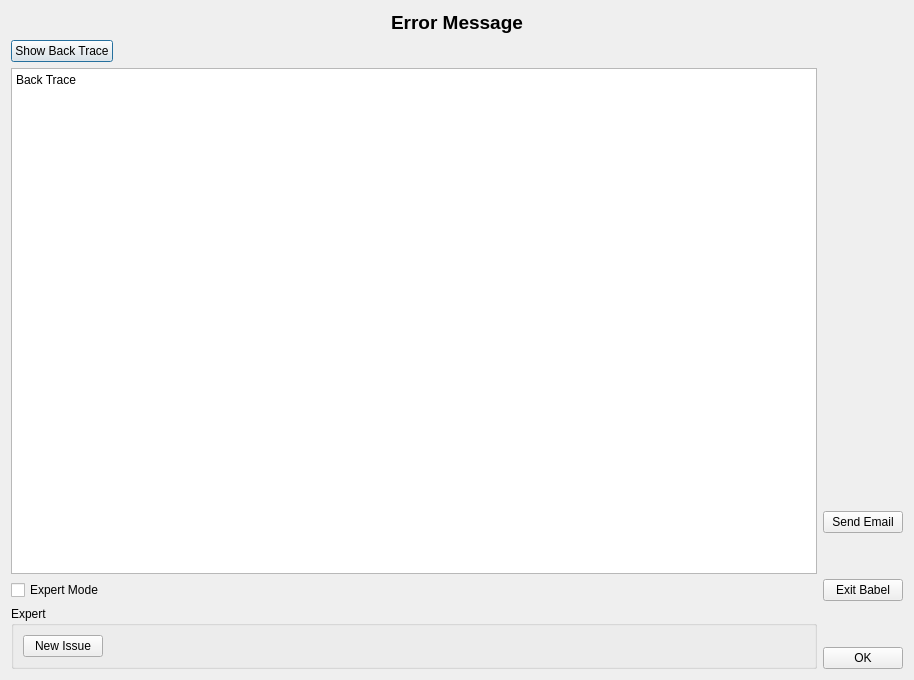
FabriceSalvaire/squirrel, file Babel/GUI/ui/critical_error_form.ui: the form before one commit.
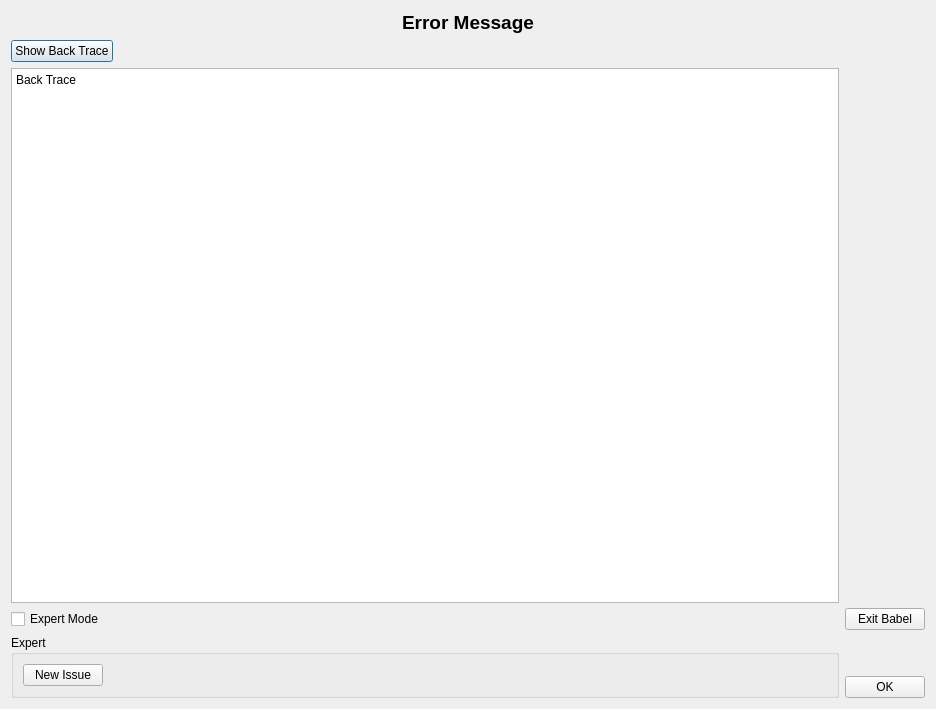
The form after the commit.

Commit message: Removed email and new issue ui files

What changed in the file:
```diff
--- a/Babel/GUI/ui/critical_error_form.ui
+++ b/Babel/GUI/ui/critical_error_form.ui
@@ -9,8 +9,8 @@
    <rect>
     <x>0</x>
     <y>0</y>
-    <width>914</width>
-    <height>680</height>
+    <width>936</width>
+    <height>709</height>
    </rect>
   </property>
   <property name="windowTitle">
@@ -101,8 +101,8 @@
           <string>&lt;!DOCTYPE HTML PUBLIC &quot;-//W3C//DTD HTML 4.0//EN&quot; &quot;http://www.w3.org/TR/REC-html40/strict.dtd&quot;&gt;
 &lt;html&gt;&lt;head&gt;&lt;meta name=&quot;qrichtext&quot; content=&quot;1&quot; /&gt;&lt;style type=&quot;text/css&quot;&gt;
 p, li { white-space: pre-wrap; }
-&lt;/style&gt;&lt;/head&gt;&lt;body style=&quot; font-family:'Sans Serif'; font-size:9pt; font-weight:400; font-style:normal;&quot;&gt;
-&lt;p style=&quot; margin-top:0px; margin-bottom:0px; margin-left:0px; margin-right:0px; -qt-block-indent:0; text-indent:0px;&quot;&gt;Back Trace&lt;/p&gt;&lt;/body&gt;&lt;/html&gt;</string>
+&lt;/style&gt;&lt;/head&gt;&lt;body style=&quot; font-family:'Sans Serif'; font-size:13pt; font-weight:400; font-style:normal;&quot;&gt;
+&lt;p style=&quot; margin-top:0px; margin-bottom:0px; margin-left:0px; margin-right:0px; -qt-block-indent:0; text-indent:0px;&quot;&gt;&lt;span style=&quot; font-size:9pt;&quot;&gt;Back Trace&lt;/span&gt;&lt;/p&gt;&lt;/body&gt;&lt;/html&gt;</string>
          </property>
         </widget>
        </item>
@@ -170,35 +170,6 @@
          </property>
         </spacer>
        </item>
-       <item>
-        <widget class="QPushButton" name="send_email_button">
-         <property name="sizePolicy">
-          <sizepolicy hsizetype="Fixed" vsizetype="Fixed">
-           <horstretch>0</horstretch>
-           <verstretch>0</verstretch>
-          </sizepolicy>
-         </property>
-         <property name="text">
-          <string>Send Email</string>
-         </property>
-        </widget>
-       </item>
-       <item>
-        <spacer name="verticalSpacer_4">
-         <property name="orientation">
-          <enum>Qt::Vertical</enum>
-         </property>
-         <property name="sizeType">
-          <enum>QSizePolicy::Fixed</enum>
-         </property>
-         <property name="sizeHint" stdset="0">
-          <size>
-           <width>20</width>
-           <height>40</height>
-          </size>
-         </property>
-        </spacer>
-       </item>
        <item>
         <widget class="QPushButton" name="exit_button">
          <property name="sizePolicy">
```
The commit also changes 2 other files.
